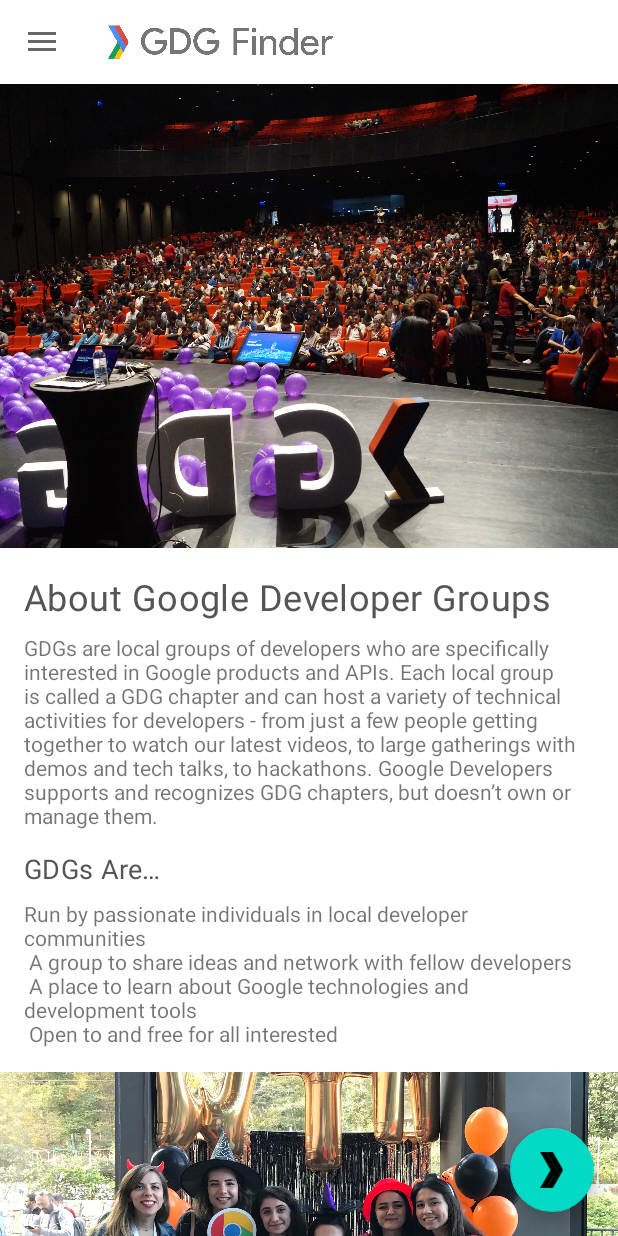
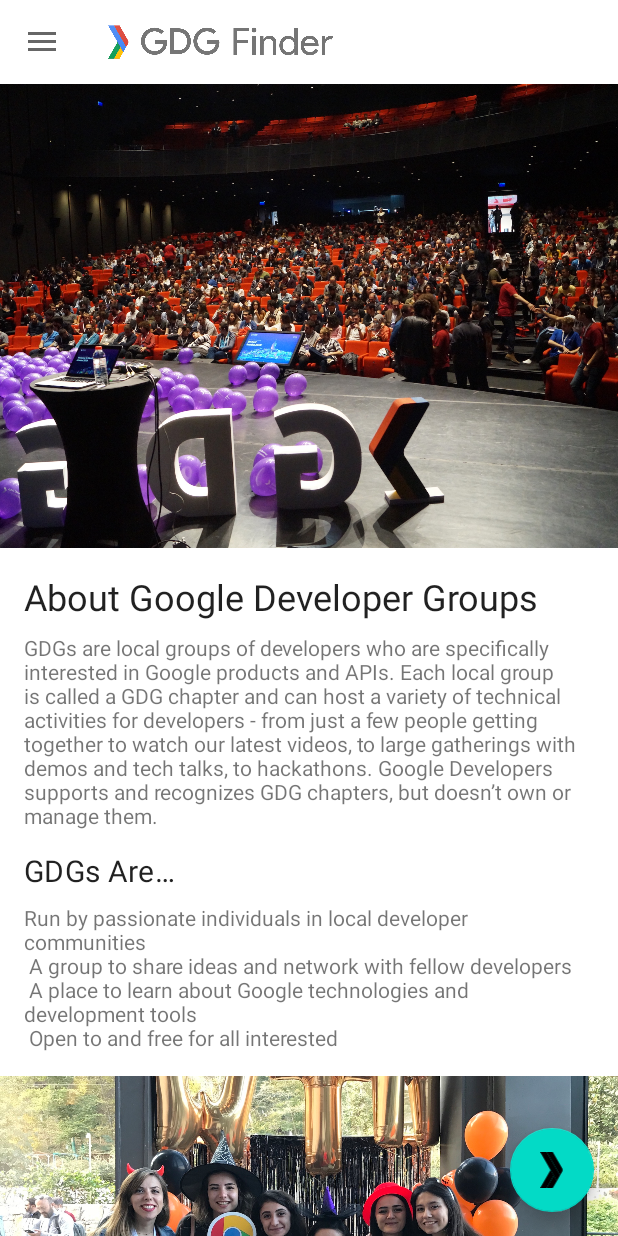
Before and after one commit to trinhcanhphuc/GDGFinder, an Android app: the screen it shows after launch (MainActivity), on a phone screen of 412 x 824 dp. Run offline under Robolectric (Android 15) with nearby library versions, the phone set to English and light mode, and no system bars; our stand-ins replace data binding, navigation-ui; Roboto replaces fonts that are not available here.

Commit message:
Use styling in a world of Material Design

```diff
--- a/app/src/main/res/layout/home_fragment.xml
+++ b/app/src/main/res/layout/home_fragment.xml
@@ -57,7 +57,7 @@
                     android:layout_marginTop="16dp"
                     android:fontFamily="@font/lobster_two"
                     android:text="@string/about_google_developer_groups"
-                    android:textAppearance="@style/TextAppearance.Title"
+                    android:textAppearance="?attr/textAppearanceHeadline5"
                     app:layout_constraintEnd_toStartOf="@+id/end_guideline"
                     app:layout_constraintStart_toStartOf="@+id/start_guideline"
                     app:layout_constraintTop_toBottomOf="@id/image" />
@@ -78,7 +78,7 @@
                     android:layout_height="wrap_content"
                     android:layout_marginTop="13dp"
                     android:text="@string/gdgs_are"
-                    android:textAppearance="@style/TextAppearance.Subtitle"
+                    android:textAppearance="?attr/textAppearanceHeadline6"
                     app:layout_constraintEnd_toStartOf="@id/end_guideline"
                     app:layout_constraintStart_toEndOf="@id/start_guideline"
                     app:layout_constraintTop_toBottomOf="@+id/intro_text" />
--- a/app/src/main/res/values/styles.xml
+++ b/app/src/main/res/values/styles.xml
@@ -26,12 +26,8 @@
         <item name="fontFamily">@font/lobster_two</item>
     </style>
 
-    <style name="TextAppearance.Title" parent="TextAppearance.MaterialComponents.Headline6">
-        <item name="android:textSize">24sp</item>
-        <item name="android:textColor">#555555</item>
-    </style>
-
-    <style name="TextAppearance.Subtitle" parent="TextAppearance.Title">
+    <style name="TextAppearance.CustomHeadline6" parent="TextAppearance.MaterialComponents.Headline6">
         <item name="android:textSize">18sp</item>
+        <item name="textAppearanceHeadline6">@style/TextAppearance.CustomHeadline6</item>
     </style>
 </resources>
```
